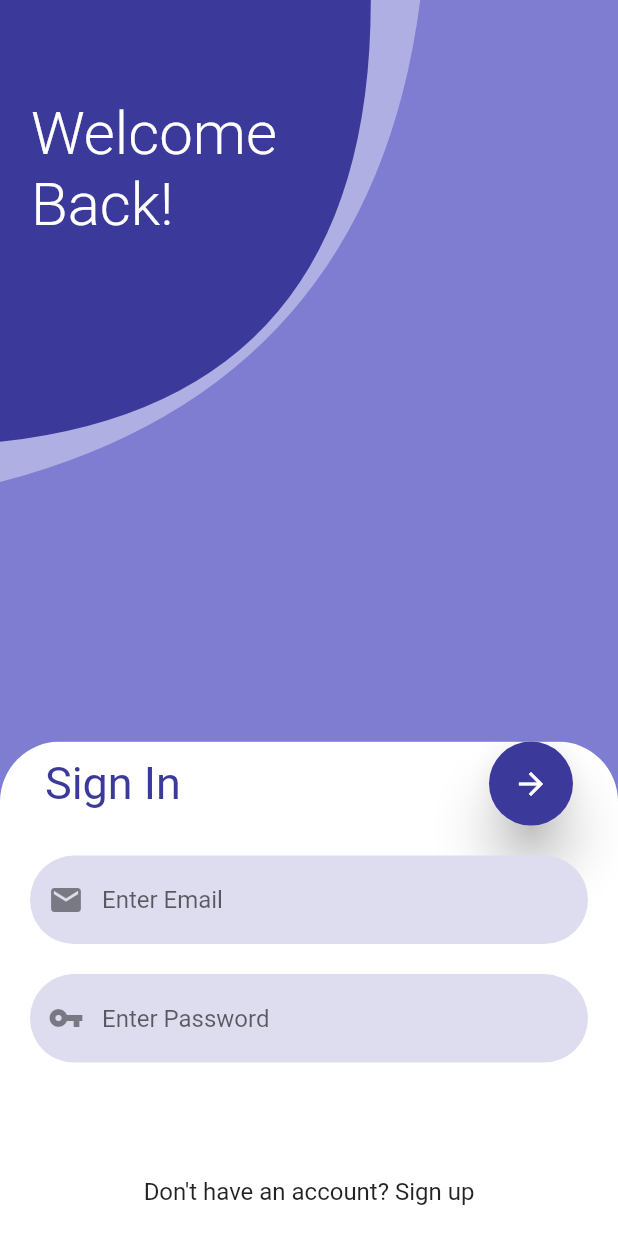
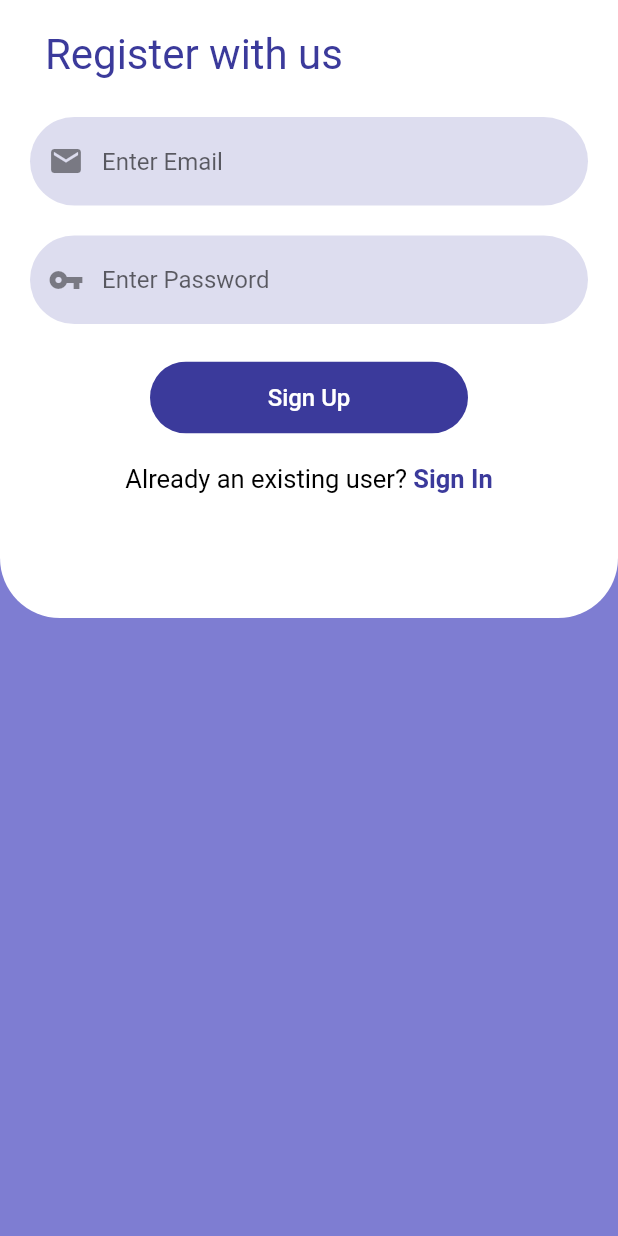
Before and after one commit to m4sterDestroyer/aztlan, a Flutter app: the screen it shows after launch, on a phone screen of 412 x 824 dp. Run offline on Flutter 3.47's test engine with Material 2 defaults, Android fonts, the light colour scheme and no system bars.

Commit message:
Signup Page

```diff
--- a/lib/login_home_wrapper.dart
+++ b/lib/login_home_wrapper.dart
@@ -1,4 +1,5 @@
 import 'package:aztlan/pages/login_page.dart';
+import 'package:aztlan/pages/signup_page.dart';
 import 'package:flutter/material.dart';
 
 class LoginHomeWrapper extends StatelessWidget {
@@ -9,6 +10,6 @@ class LoginHomeWrapper extends StatelessWidget {
     screenHeight = MediaQuery.of(context).size.height;
     screenWidth = MediaQuery.of(context).size.width;
 
-    return Login(screenWidth: screenWidth,screenHeight: screenHeight,);
+    return Signup(screenWidth: screenWidth,screenHeight: screenHeight,);
   }
 }
--- a/lib/pages/signup_page.dart
+++ b/lib/pages/signup_page.dart
@@ -0,0 +1,104 @@
+import 'package:aztlan/shared/text_form.dart';
+import 'package:flutter/cupertino.dart';
+import 'package:flutter/gestures.dart';
+import 'package:flutter/material.dart';
+import 'package:aztlan/shared/colors.dart';
+
+class Signup extends StatefulWidget {
+  final double screenHeight, screenWidth;
+
+  const Signup({Key key, this.screenHeight, this.screenWidth})
+      : super(key: key);
+
+  @override
+  _SignupState createState() => _SignupState();
+}
+
+class _SignupState extends State<Signup> {
+  @override
+  Widget build(BuildContext context) {
+    return Scaffold(
+      backgroundColor: PopBlue,
+      body: ClipRRect(
+        borderRadius: BorderRadius.only(
+            bottomLeft: Radius.circular(40.0),
+            bottomRight: Radius.circular(40.0)),
+        child: Container(
+          color: White,
+          height: widget.screenHeight * 0.5,
+          width: widget.screenWidth,
+          child: Form(
+            child: ListView(
+              children: <Widget>[
+                Padding(
+                  padding: const EdgeInsets.only(
+                      left: 30.0,right: 30.0, top: 20,bottom: 15.0),
+                  child: Text(
+                    'Register with us',
+                    style: TextStyle(
+                        fontSize: 28,
+                        fontWeight: FontWeight.w400,
+                        color: DarkBlue),
+                  ),
+                ),
+                Padding(
+                  padding: const EdgeInsets.symmetric(
+                      horizontal: 20.0, vertical: 10),
+                  child: TextForm(
+                    obscuretext: false,
+                    hint: 'Enter Email',
+                    labelText: 'Email',
+                    iconData: Icons.email,
+                  ),
+                ),
+                Padding(
+                  padding: const EdgeInsets.symmetric(
+                      horizontal: 20.0, vertical: 10),
+                  child: TextForm(
+                    obscuretext: true,
+                    hint: 'Enter Password',
+                    labelText: 'Password',
+                    iconData: Icons.vpn_key,
+                  ),
+                ),
+                Padding(
+                  padding: const EdgeInsets.only(
+                      left: 100, right: 100, top: 15, bottom: 20),
+                  child: ClipRRect(
+                    borderRadius: BorderRadius.circular(50),
+                    child: Container(
+                      color: DarkBlue,
+                      child: FlatButton(
+                        child: Text(
+                          'Sign Up',
+                          style: TextStyle(color: White, fontSize: 16),
+                        ),
+                        onPressed: () {},
+                      ),
+                    ),
+                  ),
+                ),
+                Center(
+                  child: RichText(
+                    text: TextSpan(
+                      children: <TextSpan>[
+                        TextSpan(
+                            text: 'Already an existing user? ',
+                            style: TextStyle(fontSize: 17,color: Colors.black)),
+                        TextSpan(
+                            text: 'Sign In',
+                            style: TextStyle(fontSize: 17,color: DarkBlue,fontWeight: FontWeight.w600),
+                            recognizer: TapGestureRecognizer()
+                              ..onTap = () => print('click')),
+                      ],
+                    ),
+                  ),
+                ),
+              ],
+            ),
+          ),
+        ),
+      ),
+    );
+  }
+}
```
Also changed, not shown: lib/pages/login_page.dart (+52 -23 lines).
